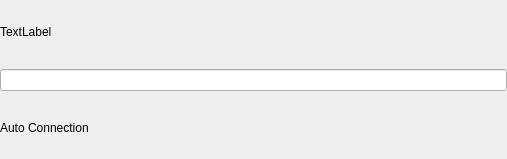
Old version of the form plugins/network/src/plugin/setting-widget/connection-name-widget.ui in the repository openeuler-mirror/kiran-control-panel.
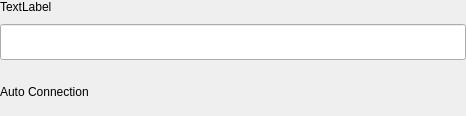
New version of the form.

```diff
--- a/plugins/network/src/plugin/setting-widget/connection-name-widget.ui
+++ b/plugins/network/src/plugin/setting-widget/connection-name-widget.ui
@@ -6,14 +6,17 @@
    <rect>
     <x>0</x>
     <y>0</y>
-    <width>507</width>
-    <height>159</height>
+    <width>466</width>
+    <height>116</height>
    </rect>
   </property>
   <property name="windowTitle">
    <string>ConnectionNameWidget</string>
   </property>
-  <layout class="QVBoxLayout" name="m_verticalDeviceWidgetLayout">
+  <layout class="QVBoxLayout" name="verticalLayout_2">
+   <property name="spacing">
+    <number>8</number>
+   </property>
    <property name="leftMargin">
     <number>0</number>
    </property>
@@ -27,14 +30,52 @@
     <number>0</number>
    </property>
    <item>
-    <widget class="QLabel" name="nameLabel">
-     <property name="text">
-      <string>TextLabel</string>
+    <layout class="QVBoxLayout" name="verticalLayout">
+     <property name="spacing">
+      <number>10</number>
      </property>
-    </widget>
-   </item>
-   <item>
-    <widget class="QLineEdit" name="connectionName"/>
+     <item>
+      <widget class="QLabel" name="nameLabel">
+       <property name="sizePolicy">
+        <sizepolicy hsizetype="Preferred" vsizetype="Preferred">
+         <horstretch>0</horstretch>
+         <verstretch>0</verstretch>
+        </sizepolicy>
+       </property>
+       <property name="minimumSize">
+        <size>
+         <width>0</width>
+         <height>0</height>
+        </size>
+       </property>
+       <property name="maximumSize">
+        <size>
+         <width>16777215</width>
+         <height>16777215</height>
+        </size>
+       </property>
+       <property name="text">
+        <string>TextLabel</string>
+       </property>
+      </widget>
+     </item>
+     <item>
+      <widget class="QLineEdit" name="connectionName">
+       <property name="minimumSize">
+        <size>
+         <width>0</width>
+         <height>36</height>
+        </size>
+       </property>
+       <property name="maximumSize">
+        <size>
+         <width>16777215</width>
+         <height>36</height>
+        </size>
+       </property>
+      </widget>
+     </item>
+    </layout>
    </item>
    <item>
     <layout class="QHBoxLayout" name="autoConnectionLayout">
```
